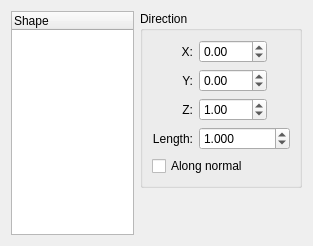
First picture: the form in src/Mod/Part/Gui/DlgExtrusion.ui, repository berndhahnebach/All_FreeCAD, before the edit.
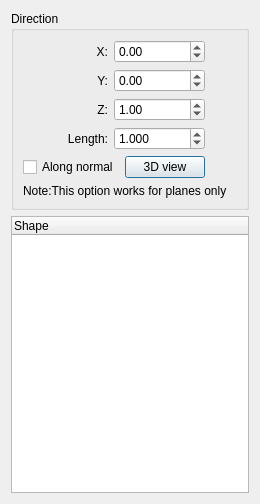
Second picture: the form after the edit.

Commit message: 0000313: allow Part Extrude to extrude in the direction of the face normal

```diff
--- a/src/Mod/Part/Gui/DlgExtrusion.ui
+++ b/src/Mod/Part/Gui/DlgExtrusion.ui
@@ -6,46 +6,28 @@
    <rect>
     <x>0</x>
     <y>0</y>
-    <width>313</width>
-    <height>246</height>
+    <width>260</width>
+    <height>504</height>
    </rect>
   </property>
   <property name="windowTitle">
    <string>Extrude</string>
   </property>
-  <layout class="QGridLayout" name="gridLayout_2">
-   <item row="0" column="0" rowspan="2">
-    <widget class="QTreeWidget" name="treeWidget">
-     <property name="selectionMode">
-      <enum>QAbstractItemView::ExtendedSelection</enum>
-     </property>
-     <property name="indentation">
-      <number>20</number>
-     </property>
-     <property name="rootIsDecorated">
-      <bool>false</bool>
-     </property>
-     <column>
-      <property name="text">
-       <string>Shape</string>
-      </property>
-     </column>
-    </widget>
-   </item>
-   <item row="0" column="1">
+  <layout class="QGridLayout" name="gridLayout_3">
+   <item row="0" column="0">
     <widget class="QGroupBox" name="groupBox_2">
+     <property name="sizePolicy">
+      <sizepolicy hsizetype="Preferred" vsizetype="Preferred">
+       <horstretch>0</horstretch>
+       <verstretch>0</verstretch>
+      </sizepolicy>
+     </property>
      <property name="title">
       <string>Direction</string>
      </property>
-     <layout class="QGridLayout" name="gridLayout">
-      <item row="0" column="0">
-       <layout class="QGridLayout">
-        <property name="margin">
-         <number>0</number>
-        </property>
-        <property name="spacing">
-         <number>6</number>
-        </property>
+     <layout class="QGridLayout" name="gridLayout_2">
+      <item row="0" column="0" colspan="2">
+       <layout class="QGridLayout" name="gridLayout">
         <item row="0" column="0">
          <widget class="QLabel" name="label_2">
           <property name="text">
@@ -59,33 +41,7 @@
         <item row="0" column="1">
          <widget class="QDoubleSpinBox" name="dirX">
           <property name="sizePolicy">
-           <sizepolicy hsizetype="Maximum" vsizetype="Fixed">
-            <horstretch>0</horstretch>
-            <verstretch>0</verstretch>
-           </sizepolicy>
-          </property>
-          <property name="minimum">
-           <double>-100.000000000000000</double>
-          </property>
-          <property name="maximum">
-           <double>100.000000000000000</double>
-          </property>
-         </widget>
-        </item>
-        <item row="2" column="0">
-         <widget class="QLabel" name="label_4">
-          <property name="text">
-           <string>Z:</string>
-          </property>
-          <property name="alignment">
-           <set>Qt::AlignRight|Qt::AlignTrailing|Qt::AlignVCenter</set>
-          </property>
-         </widget>
-        </item>
-        <item row="1" column="1">
-         <widget class="QDoubleSpinBox" name="dirY">
-          <property name="sizePolicy">
-           <sizepolicy hsizetype="Maximum" vsizetype="Fixed">
+           <sizepolicy hsizetype="Minimum" vsizetype="Fixed">
             <horstretch>0</horstretch>
             <verstretch>0</verstretch>
            </sizepolicy>
@@ -108,10 +64,36 @@
           </property>
          </widget>
         </item>
+        <item row="1" column="1">
+         <widget class="QDoubleSpinBox" name="dirY">
+          <property name="sizePolicy">
+           <sizepolicy hsizetype="Minimum" vsizetype="Fixed">
+            <horstretch>0</horstretch>
+            <verstretch>0</verstretch>
+           </sizepolicy>
+          </property>
+          <property name="minimum">
+           <double>-100.000000000000000</double>
+          </property>
+          <property name="maximum">
+           <double>100.000000000000000</double>
+          </property>
+         </widget>
+        </item>
+        <item row="2" column="0">
+         <widget class="QLabel" name="label_4">
+          <property name="text">
+           <string>Z:</string>
+          </property>
+          <property name="alignment">
+           <set>Qt::AlignRight|Qt::AlignTrailing|Qt::AlignVCenter</set>
+          </property>
+         </widget>
+        </item>
         <item row="2" column="1">
          <widget class="QDoubleSpinBox" name="dirZ">
           <property name="sizePolicy">
-           <sizepolicy hsizetype="Maximum" vsizetype="Fixed">
+           <sizepolicy hsizetype="Minimum" vsizetype="Fixed">
             <horstretch>0</horstretch>
             <verstretch>0</verstretch>
            </sizepolicy>
@@ -140,7 +122,7 @@
         <item row="3" column="1">
          <widget class="QDoubleSpinBox" name="dirLen">
           <property name="sizePolicy">
-           <sizepolicy hsizetype="Maximum" vsizetype="Fixed">
+           <sizepolicy hsizetype="Minimum" vsizetype="Fixed">
             <horstretch>0</horstretch>
             <verstretch>0</verstretch>
            </sizepolicy>
@@ -168,21 +150,59 @@
         </property>
        </widget>
       </item>
+      <item row="1" column="1">
+       <widget class="QPushButton" name="viewButton">
+        <property name="text">
+         <string>3D view</string>
+        </property>
+       </widget>
+      </item>
+      <item row="1" column="2">
+       <spacer name="horizontalSpacer">
+        <property name="orientation">
+         <enum>Qt::Horizontal</enum>
+        </property>
+        <property name="sizeHint" stdset="0">
+         <size>
+          <width>43</width>
+          <height>20</height>
+         </size>
+        </property>
+       </spacer>
+      </item>
+      <item row="2" column="0" colspan="3">
+       <widget class="QLabel" name="labelNormal">
+        <property name="text">
+         <string>Note:This option works for planes only</string>
+        </property>
+       </widget>
+      </item>
      </layout>
     </widget>
    </item>
-   <item row="1" column="1">
-    <spacer>
-     <property name="orientation">
-      <enum>Qt::Vertical</enum>
+   <item row="1" column="0">
+    <widget class="QTreeWidget" name="treeWidget">
+     <property name="sizePolicy">
+      <sizepolicy hsizetype="Expanding" vsizetype="Expanding">
+       <horstretch>0</horstretch>
+       <verstretch>0</verstretch>
+      </sizepolicy>
      </property>
-     <property name="sizeHint" stdset="0">
-      <size>
-       <width>20</width>
-       <height>21</height>
-      </size>
+     <property name="selectionMode">
+      <enum>QAbstractItemView::ExtendedSelection</enum>
      </property>
-    </spacer>
+     <property name="indentation">
+      <number>20</number>
+     </property>
+     <property name="rootIsDecorated">
+      <bool>false</bool>
+     </property>
+     <column>
+      <property name="text">
+       <string>Shape</string>
+      </property>
+     </column>
+    </widget>
    </item>
   </layout>
  </widget>
```
The commit also changes 2 other files.
